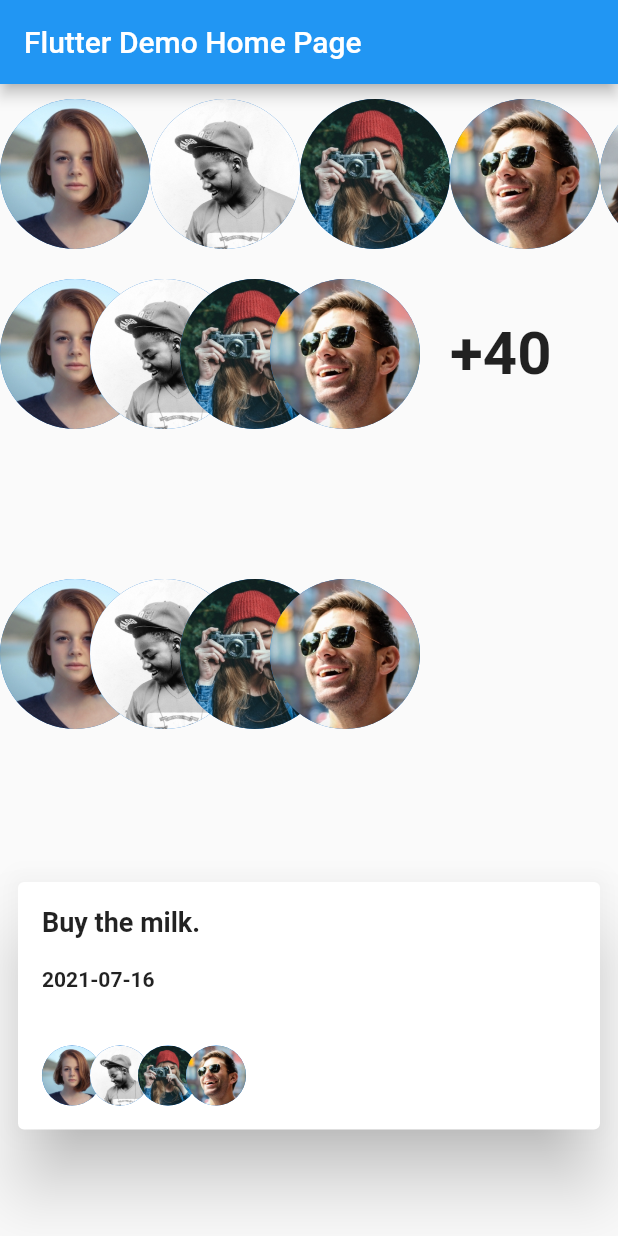
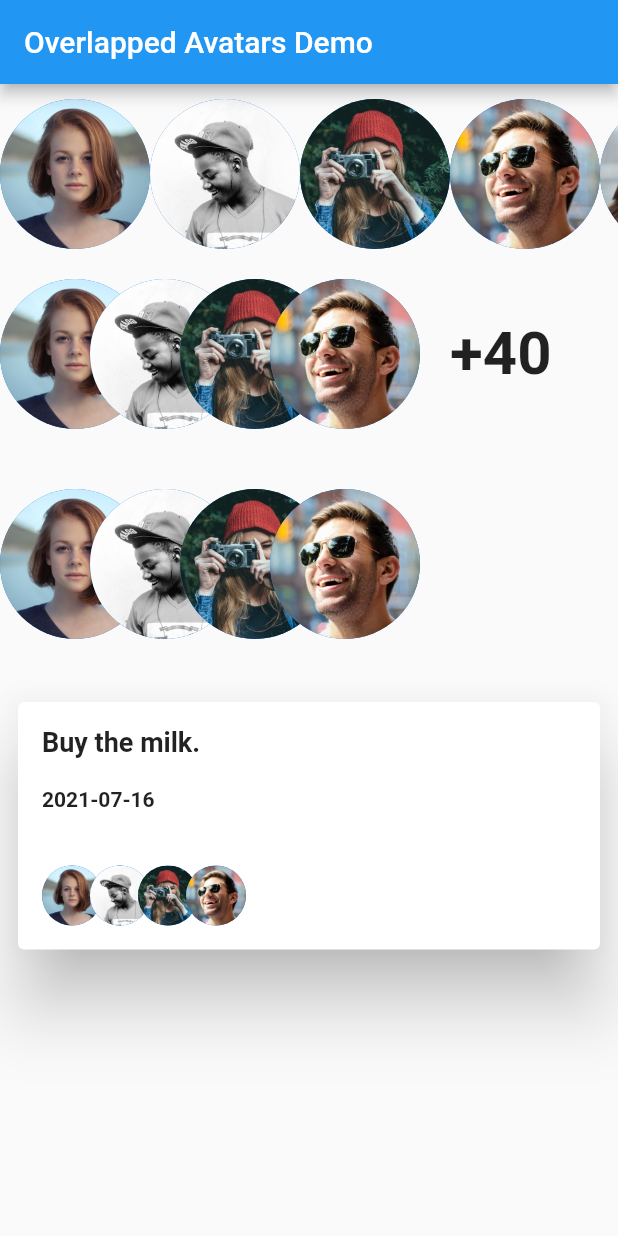
Before and after one commit to ChangJoo-Park/overlapped_avatars, a Flutter app: the screen it shows after launch, on a phone screen of 412 x 824 dp. Run offline on Flutter 3.47's test engine with Material 2 defaults, Android fonts, the phone set to English and light mode, and no system bars.

Commit message:
Update README.md

```diff
--- a/example/lib/main.dart
+++ b/example/lib/main.dart
@@ -14,7 +14,8 @@ class MyApp extends StatelessWidget {
       theme: ThemeData(
         primarySwatch: Colors.blue,
       ),
-      home: MyHomePage(title: 'Flutter Demo Home Page'),
+      home: MyHomePage(title: 'Overlapped Avatars Demo'),
+      debugShowCheckedModeBanner: false,
     );
   }
 }
@@ -62,7 +63,8 @@ class _MyHomePageState extends State<MyHomePage> {
                 ),
               ),
             ),
-            Container(
+            FittedBox(
+              child: Container(
                 padding: const EdgeInsets.symmetric(vertical: 10),
                 height: 120,
                 child: GestureDetector(
@@ -95,7 +97,8 @@ class _MyHomePageState extends State<MyHomePage> {
                   ),
                 ),
               ),
-            SizedBox(height: 80),
+            ),
+            SizedBox(height: 20),
             GestureDetector(
               onTap: () {
                 setState(() {
@@ -114,7 +117,7 @@ class _MyHomePageState extends State<MyHomePage> {
                 ),
               ),
             ),
-            SizedBox(height: 80),
+            SizedBox(height: 20),
             Padding(
               padding: const EdgeInsets.all(8.0),
               child: Card(
@@ -168,7 +171,7 @@ class _MyHomePageState extends State<MyHomePage> {
                 ),
               ),
             ),
-            SizedBox(height: 80),
+            SizedBox(height: 20),
           ],
         ),
       ),
--- a/pubspec.yaml
+++ b/pubspec.yaml
@@ -1,5 +1,5 @@
 name: overapped_avatars
-description: A new Flutter package project.
+description: Overapped Avatars for Flutter
 version: 0.0.1
 homepage:
 
```
Also changed, not shown: 3 other files. Lines whose indentation alone changed are shown as unchanged.
